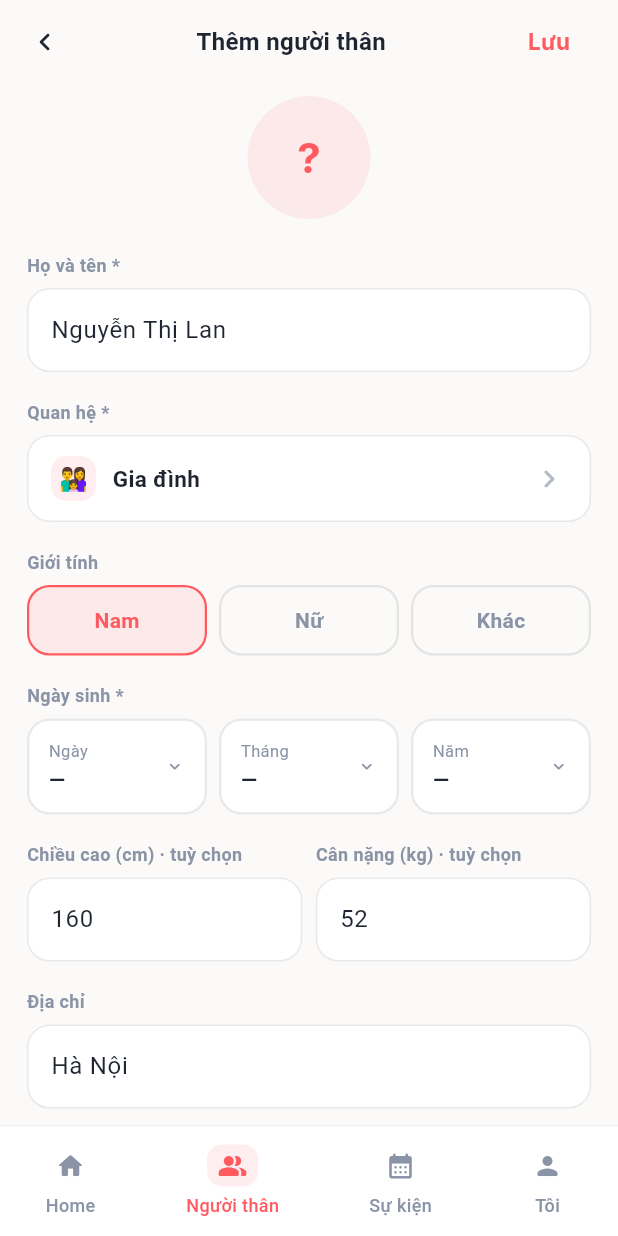
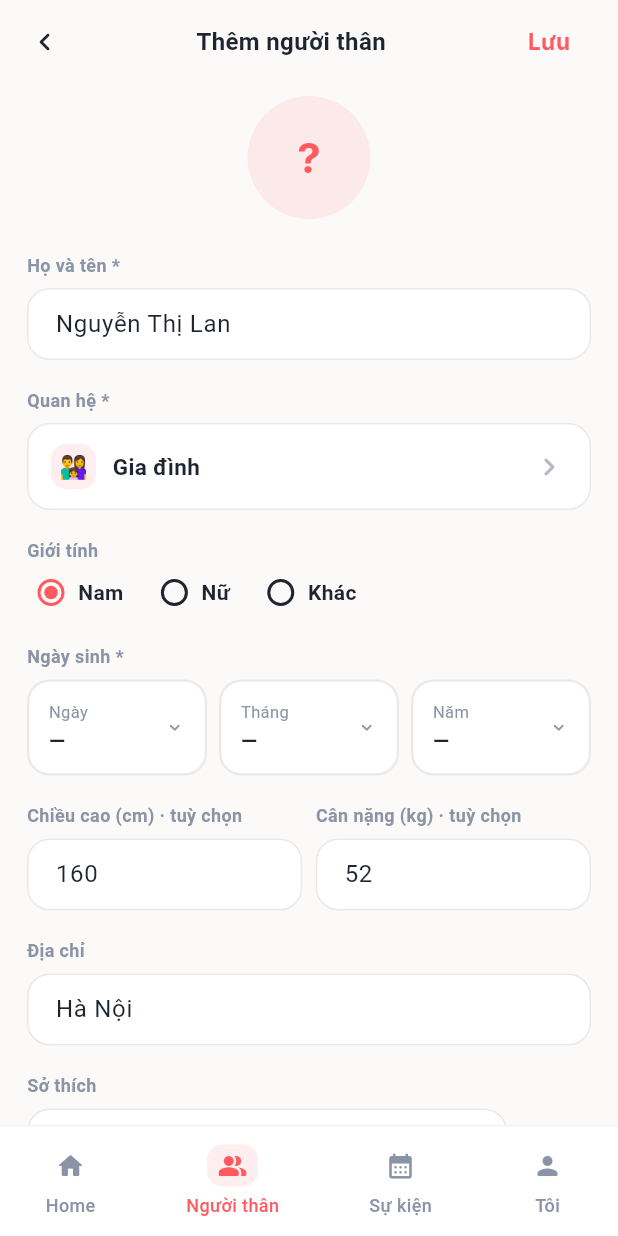
Before and after one commit to dautruongptit/event_app_anti, a Flutter app: the RelativeFormScreen screen opened by its route, on a phone screen of 412 x 824 dp. Run offline on Flutter 3.47's test engine with Material 3 defaults, Android fonts, the phone set to English and light mode, and no system bars; our stand-ins replace cached_network_image, dio, firebase_core, firebase_messaging, flutter_animate, flutter_local_notifications and 5 more; accounts and stored records are empty; network calls fail.

Commit message:
fix(ui): thu nhỏ chiều cao ô input, đổi Giới tính sang radio button
- InputDecorationTheme: thêm isDense + contentPadding (12/15px) để các ô
  TextFormField không còn quá cao ở mọi màn dùng theme mặc định.
- relative_form_screen: đổi 3 chip Giới tính (Nam/Nữ/Khác) sang
  Radio<String> thật thay vì Container tự vẽ trông giống nút chọn.

Co-Authored-By: Claude Sonnet 5 <noreply@anthropic.com>
Claude-Session: https://claude.ai/code/session_014ss8JbY4kafYLVGiqkXxJQ

```diff
--- a/lib/core/theme/app_theme.dart
+++ b/lib/core/theme/app_theme.dart
@@ -44,6 +44,8 @@ class AppTheme {
       inputDecorationTheme: InputDecorationTheme(
         filled: true,
         fillColor: AppColors.cardLight,
+        isDense: true,
+        contentPadding: const EdgeInsets.symmetric(horizontal: 15, vertical: 12),
         border: OutlineInputBorder(
           borderRadius: BorderRadius.circular(15),
           borderSide: const BorderSide(color: AppColors.line2Light),
@@ -144,6 +146,8 @@ class AppTheme {
       inputDecorationTheme: InputDecorationTheme(
         filled: true,
         fillColor: AppColors.cardDark,
+        isDense: true,
+        contentPadding: const EdgeInsets.symmetric(horizontal: 15, vertical: 12),
         border: OutlineInputBorder(
           borderRadius: BorderRadius.circular(15),
           borderSide: const BorderSide(color: AppColors.line2Dark),
--- a/lib/ui/screens/relatives/relative_form_screen.dart
+++ b/lib/ui/screens/relatives/relative_form_screen.dart
@@ -321,14 +321,12 @@ class _RelativeFormScreenState extends State<RelativeFormScreen> {
                         ),
                         const SizedBox(height: 18),
                         Text('Giới tính', style: TextStyle(fontSize: 12, fontWeight: FontWeight.w600, color: mut)),
-                        const SizedBox(height: 7),
+                        const SizedBox(height: 4),
                         Row(
                           children: [
-                            _genderChip('MALE', 'Nam', mut, pri, priSoft, line2),
-                            const SizedBox(width: 8),
-                            _genderChip('FEMALE', 'Nữ', mut, pri, priSoft, line2),
-                            const SizedBox(width: 8),
-                            _genderChip('OTHER', 'Khác', mut, pri, priSoft, line2),
+                            _genderRadio('MALE', 'Nam', txt, pri),
+                            _genderRadio('FEMALE', 'Nữ', txt, pri),
+                            _genderRadio('OTHER', 'Khác', txt, pri),
                           ],
                         ),
                         const SizedBox(height: 18),
@@ -438,20 +436,25 @@ class _RelativeFormScreenState extends State<RelativeFormScreen> {
     );
   }
 
-  Widget _genderChip(String value, String label, Color mut, Color pri, Color priSoft, Color line2) {
-    final isSelected = _gender == value;
-    return Expanded(
-      child: GestureDetector(
-        onTap: () => setState(() => _gender = value),
-        child: Container(
-          padding: const EdgeInsets.symmetric(vertical: 12),
-          decoration: BoxDecoration(
-            color: isSelected ? priSoft : Colors.transparent,
-            border: Border.all(color: isSelected ? pri : line2, width: 1.5),
-            borderRadius: BorderRadius.circular(15),
-          ),
-          alignment: Alignment.center,
-          child: Text(label, style: TextStyle(fontSize: 14, fontWeight: FontWeight.w600, color: isSelected ? pri : mut)),
+  Widget _genderRadio(String value, String label, Color txt, Color pri) {
+    return GestureDetector(
+      onTap: () => setState(() => _gender = value),
+      child: Padding(
+        padding: const EdgeInsets.only(right: 18),
+        child: Row(
+          mainAxisSize: MainAxisSize.min,
+          children: [
+            Radio<String>(
+              value: value,
+              groupValue: _gender,
+              onChanged: (v) => setState(() => _gender = v!),
+              activeColor: pri,
+              visualDensity: VisualDensity.compact,
+              materialTapTargetSize: MaterialTapTargetSize.shrinkWrap,
+            ),
+            const SizedBox(width: 2),
+            Text(label, style: TextStyle(fontSize: 14, fontWeight: FontWeight.w600, color: txt)),
+          ],
         ),
       ),
     );
```
